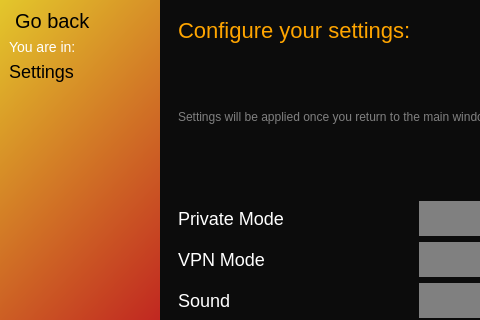
Above: router/settings.ui from hunterjreid/HomeScan before the change; both pictures show x 0 to 480 and y 0 to 320 of the 914 by 506 pixel window. Below: the same form after it.
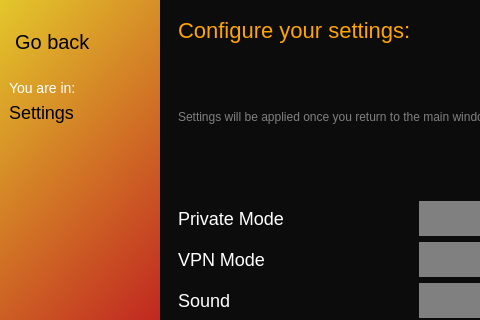
That is the form after the change. Icons and pictures are not drawn.

Diff of the .ui file:
```diff
--- a/router/settings.ui
+++ b/router/settings.ui
@@ -63,6 +63,12 @@
           <layout class="QHBoxLayout" name="top">
            <item alignment="Qt::AlignTop">
             <widget class="QPushButton" name="back">
+             <property name="minimumSize">
+              <size>
+               <width>0</width>
+               <height>65</height>
+              </size>
+             </property>
              <property name="styleSheet">
               <string notr="true">font-size:20px;
 background:none;</string>
```
